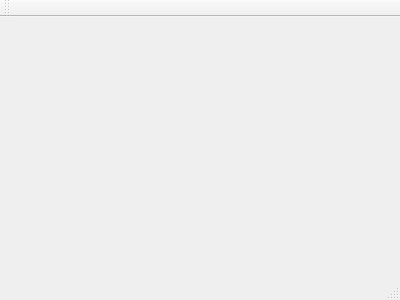
The window that Lab3/resortreservation.ui (KarlMazur/Lab3-resortReservationApplication) describes before a commit, drawn with Qt 5.
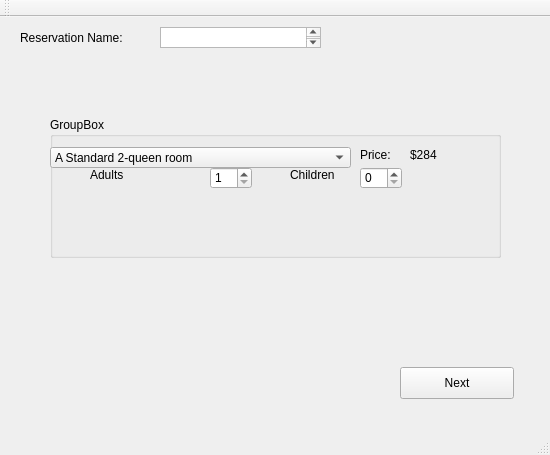
The same window after the commit.

Commit message: Got the combo box to work and And update a label showing the right price

```diff
--- a/Lab3/resortreservation.ui
+++ b/Lab3/resortreservation.ui
@@ -1,24 +1,234 @@
 <ui version="4.0">
  <class>ResortReservation</class>
- <widget class="QMainWindow" name="ResortReservation" >
-  <property name="geometry" >
+ <widget class="QMainWindow" name="ResortReservation">
+  <property name="geometry">
    <rect>
     <x>0</x>
     <y>0</y>
-    <width>400</width>
-    <height>300</height>
+    <width>550</width>
+    <height>455</height>
    </rect>
   </property>
   <property name="windowTitle" >
    <string>ResortReservation</string>
   </property>
-  <widget class="QMenuBar" name="menuBar" />
-  <widget class="QToolBar" name="mainToolBar" />
-  <widget class="QWidget" name="centralWidget" />
-  <widget class="QStatusBar" name="statusBar" />
+  <widget class="QWidget" name="centralWidget">
+   <widget class="QStackedWidget" name="stackedWidget">
+    <property name="geometry">
+     <rect>
+      <x>10</x>
+      <y>-10</y>
+      <width>541</width>
+      <height>401</height>
+     </rect>
+    </property>
+    <property name="currentIndex">
+     <number>0</number>
+    </property>
+    <widget class="QWidget" name="page">
+     <widget class="QTextEdit" name="ReservationNameText">
+      <property name="geometry">
+       <rect>
+        <x>150</x>
+        <y>20</y>
+        <width>161</width>
+        <height>21</height>
+       </rect>
+      </property>
+     </widget>
+     <widget class="QGroupBox" name="groupBox">
+      <property name="geometry">
+       <rect>
+        <x>40</x>
+        <y>110</y>
+        <width>451</width>
+        <height>141</height>
+       </rect>
+      </property>
+      <property name="title">
+       <string>GroupBox</string>
+      </property>
+      <widget class="QComboBox" name="comboBox">
+       <property name="geometry">
+        <rect>
+         <x>0</x>
+         <y>30</y>
+         <width>301</width>
+         <height>21</height>
+        </rect>
+       </property>
+       <item>
+        <property name="text">
+         <string>A Standard 2-queen room</string>
+        </property>
+       </item>
+       <item>
+        <property name="text">
+         <string>An Atrium 2-queen room</string>
+        </property>
+       </item>
+       <item>
+        <property name="text">
+         <string>An Atrium 1-king room</string>
+        </property>
+       </item>
+       <item>
+        <property name="text">
+         <string>A Standard 1-king room</string>
+        </property>
+       </item>
+      </widget>
+      <widget class="QLabel" name="PriceLabel">
+       <property name="geometry">
+        <rect>
+         <x>310</x>
+         <y>30</y>
+         <width>59</width>
+         <height>16</height>
+        </rect>
+       </property>
+       <property name="text">
+        <string>Price:</string>
+       </property>
+      </widget>
+      <widget class="QLabel" name="ActualPriceLabel">
+       <property name="geometry">
+        <rect>
+         <x>360</x>
+         <y>30</y>
+         <width>59</width>
+         <height>16</height>
+        </rect>
+       </property>
+       <property name="text">
+        <string>$284</string>
+       </property>
+      </widget>
+      <widget class="QSpinBox" name="numberOfAdultsSpinBox">
+       <property name="geometry">
+        <rect>
+         <x>160</x>
+         <y>50</y>
+         <width>42</width>
+         <height>22</height>
+        </rect>
+       </property>
+       <property name="minimum">
+        <number>1</number>
+       </property>
+       <property name="maximum">
+        <number>4</number>
+       </property>
+      </widget>
+      <widget class="QSpinBox" name="numberOfChildrenSpinBox">
+       <property name="geometry">
+        <rect>
+         <x>310</x>
+         <y>50</y>
+         <width>42</width>
+         <height>22</height>
+        </rect>
+       </property>
+       <property name="maximum">
+        <number>4</number>
+       </property>
+      </widget>
+      <widget class="QLabel" name="label">
+       <property name="geometry">
+        <rect>
+         <x>40</x>
+         <y>50</y>
+         <width>59</width>
+         <height>16</height>
+        </rect>
+       </property>
+       <property name="text">
+        <string>Adults</string>
+       </property>
+      </widget>
+      <widget class="QLabel" name="label_2">
+       <property name="geometry">
+        <rect>
+         <x>240</x>
+         <y>50</y>
+         <width>59</width>
+         <height>16</height>
+        </rect>
+       </property>
+       <property name="text">
+        <string>Children</string>
+       </property>
+      </widget>
+     </widget>
+     <widget class="QLabel" name="ReservationNameLabel">
+      <property name="geometry">
+       <rect>
+        <x>10</x>
+        <y>20</y>
+        <width>121</width>
+        <height>21</height>
+       </rect>
+      </property>
+      <property name="text">
+       <string>Reservation Name:</string>
+      </property>
+     </widget>
+    </widget>
+    <widget class="QWidget" name="page_2"/>
+   </widget>
+   <widget class="QPushButton" name="nextButton">
+    <property name="enabled">
+     <bool>true</bool>
+    </property>
+    <property name="geometry">
+     <rect>
+      <x>400</x>
+      <y>350</y>
+      <width>114</width>
+      <height>32</height>
+     </rect>
+    </property>
+    <property name="autoFillBackground">
+     <bool>false</bool>
+    </property>
+    <property name="text">
+     <string>Next</string>
+    </property>
+    <property name="checkable">
+     <bool>false</bool>
+    </property>
+    <property name="autoDefault">
+     <bool>false</bool>
+    </property>
+    <property name="default">
+     <bool>false</bool>
+    </property>
+    <property name="flat">
+     <bool>false</bool>
+    </property>
+   </widget>
+  </widget>
+  <widget class="QMenuBar" name="menuBar">
+   <property name="geometry">
+    <rect>
+     <x>0</x>
+     <y>0</y>
+     <width>550</width>
+     <height>22</height>
+    </rect>
+   </property>
+  </widget>
+  <widget class="QToolBar" name="mainToolBar">
+   <attribute name="toolBarArea">
+    <enum>TopToolBarArea</enum>
+   </attribute>
+   <attribute name="toolBarBreak">
+    <bool>false</bool>
+   </attribute>
+  </widget>
+  <widget class="QStatusBar" name="statusBar"/>
  </widget>
- <layoutDefault spacing="6" margin="11" />
- <pixmapfunction></pixmapfunction>
+ <layoutdefault spacing="6" margin="11"/>
  <resources/>
  <connections/>
 </ui>
```
Left out of the diff: 3 changed lines with no effect on the pictures. The commit also changes 2 other files.
